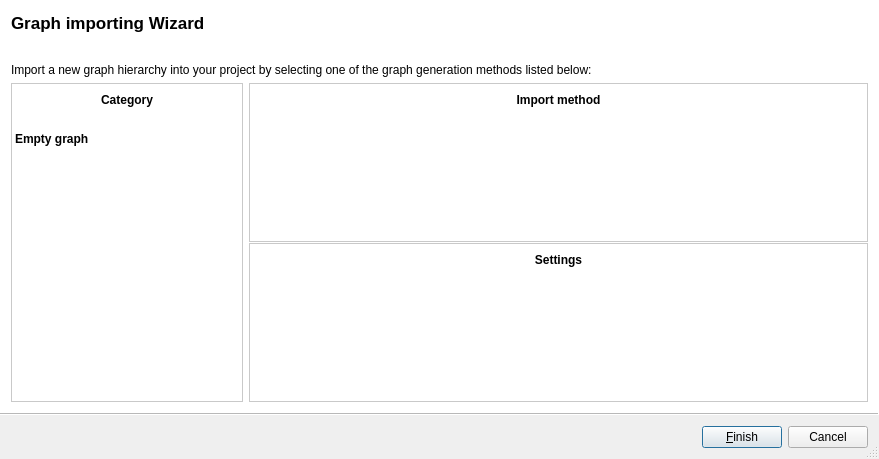
The window that plugins/perspective/GraphPerspective/designer/ImportWizard.ui (vadivelselvaraj/TulipGLImprovement) describes before a commit, drawn with Qt 5.
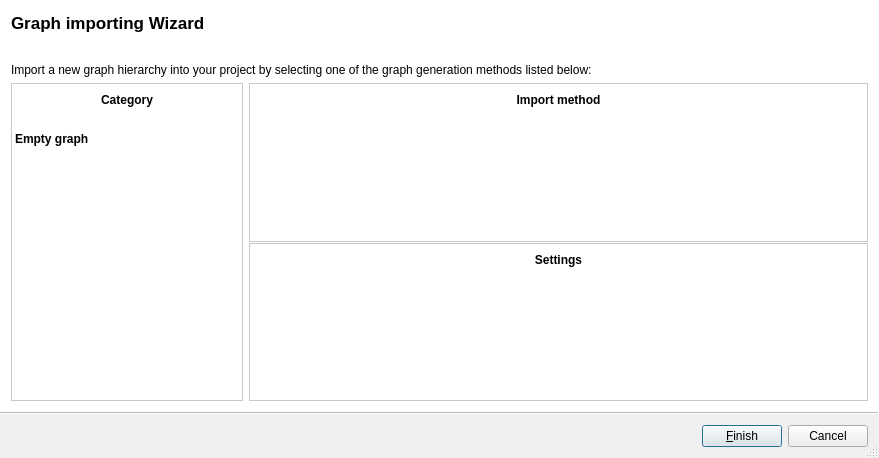
The same window after the commit. Icons and pictures are not drawn.

```diff
--- a/plugins/perspective/GraphPerspective/designer/ImportWizard.ui
+++ b/plugins/perspective/GraphPerspective/designer/ImportWizard.ui
@@ -7,7 +7,7 @@
     <x>0</x>
     <y>0</y>
     <width>879</width>
-    <height>459</height>
+    <height>458</height>
    </rect>
   </property>
   <property name="windowTitle">
```
